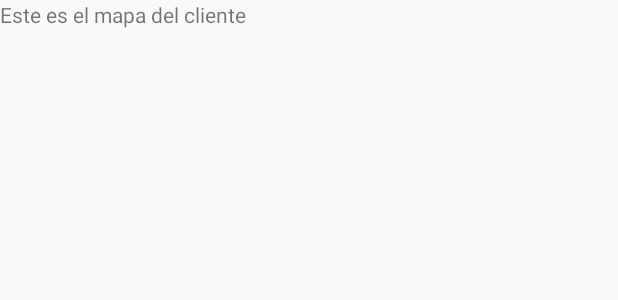
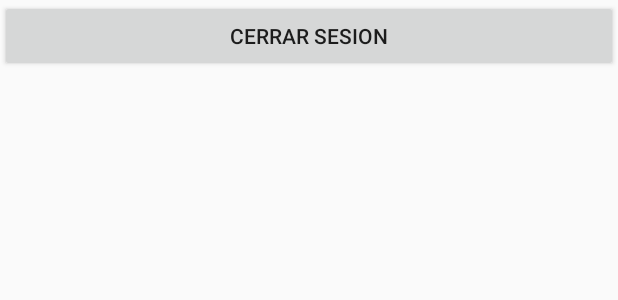
Before and after one commit to DarlingAvila/MotoTaxi, an Android app: the layout activity_map_client.xml on its own in the app's theme, with its tools: preview values and no code run, on a phone screen of 412 x 824 dp. Shown: the top 300 px of the screen. Run offline under Robolectric (Android 15) with nearby library versions, the phone set to English and light mode, and no system bars.

Commit message:
nueva actualizacion añadido maps

```diff
--- a/app/build.gradle
+++ b/app/build.gradle
@@ -30,6 +30,7 @@ dependencies {
     implementation platform('com.google.firebase:firebase-bom:27.1.0')
     implementation 'com.github.d-max:spots-dialog:1.1@aar'
     implementation 'com.google.firebase:firebase-analytics'
+    implementation 'com.google.android.gms:play-services-maps:16.1.0'
     dependencies {
         // Import the BoM for the Firebase platform
         implementation platform('com.google.firebase:firebase-bom:26.8.0')
--- a/app/src/main/AndroidManifest.xml
+++ b/app/src/main/AndroidManifest.xml
@@ -30,6 +30,8 @@
                 <category android:name="android.intent.category.LAUNCHER" />
             </intent-filter>
         </activity>
+
+        <meta-data android:name="com.google.android.geo.API_KEY" android:value="@string/google_maps_key"/>
     </application>
 
 </manifest>
--- a/app/src/main/java/com/darling/mototaxi/providers/AuthProvider.java
+++ b/app/src/main/java/com/darling/mototaxi/providers/AuthProvider.java
@@ -21,4 +21,8 @@ public class AuthProvider {
         return mAuth.signInWithEmailAndPassword(email,password);
 
     }
+    //cerramos la sesion
+    public void logout(){
+        mAuth.signOut();
+    }
 }
--- a/app/src/main/res/layout/activity_map_client.xml
+++ b/app/src/main/res/layout/activity_map_client.xml
@@ -8,11 +8,12 @@
     tools:context=".activities.client.MapClientActivity">
 
 
-    <TextView
+    <Button
+        android:id="@+id/btnLogout"
         android:layout_width="match_parent"
         android:layout_height="wrap_content"
-        android:text="Este es el mapa del cliente">
+        android:text="Cerrar Sesion">
 
-    </TextView>
+    </Button>
 
 </androidx.coordinatorlayout.widget.CoordinatorLayout>
--- /dev/null
+++ b/app/src/main/res/values/google_maps_api.xml
@@ -0,0 +1,5 @@
+<?xml version="1.0" encoding="utf-8"?>
+<resources>
+
+    <string name="google_maps_key" templateMergeStrategy="preserve" translatable="false">AIzaSyCCMR9UC4svCug3p_AieMMQWj95pEzjvFw</string>
+</resources>
```
Also changed, not shown: app/src/main/java/com/darling/mototaxi/activities/MainActivity.java (+23 -0 lines), app/src/main/java/com/darling/mototaxi/activities/client/MapClientActivity.java (+21 -0 lines), app/src/main/java/com/darling/mototaxi/activities/driver/MapDriverActivity.java (+17 -1 lines), app/src/main/res/layout/activity_map_driver.xml (+4 -4 lines).
